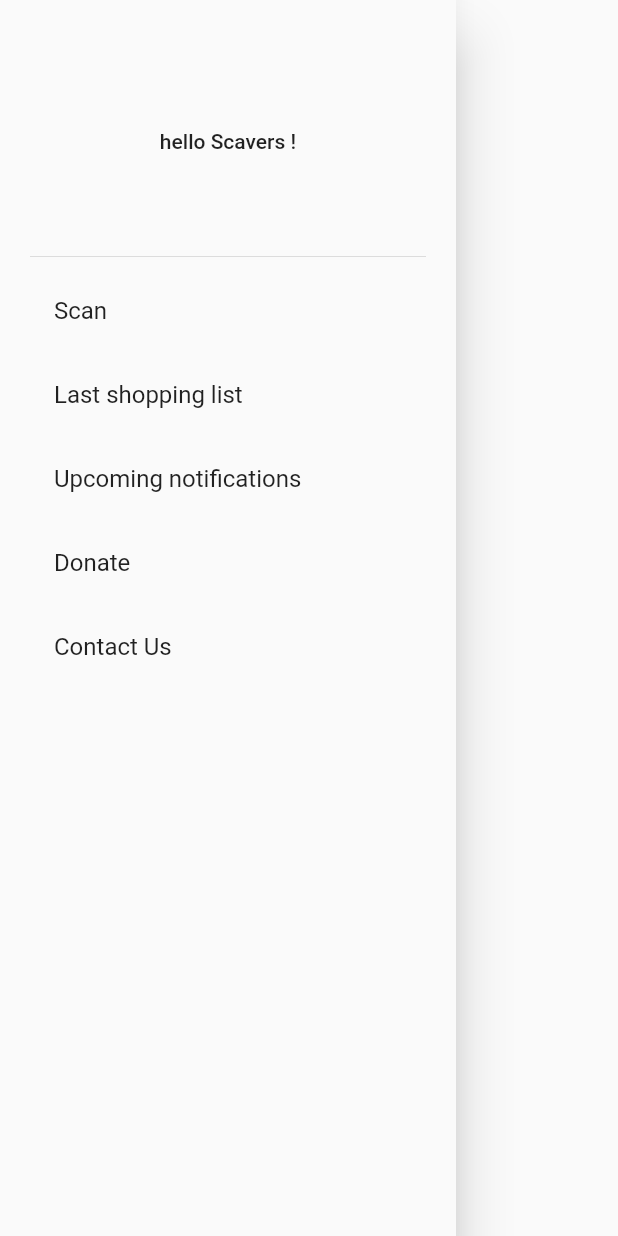
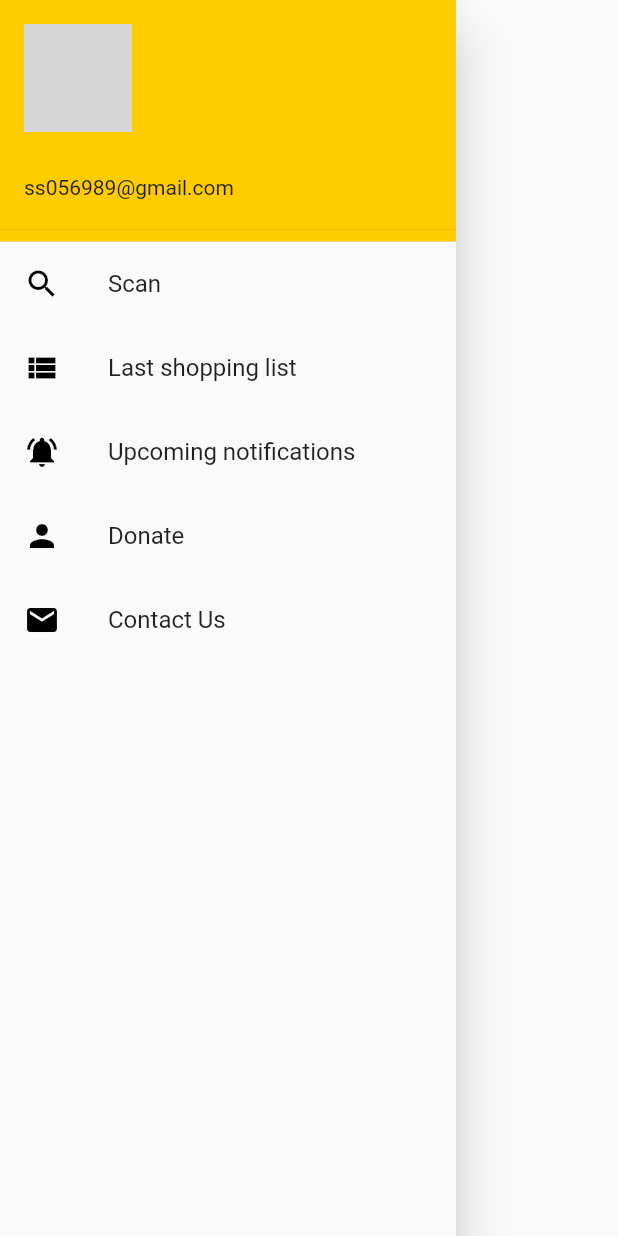
Before and after one commit to Shivam25092001/SCAVE, a Flutter app: the AppDrawer widget shown alone on an empty page, opened directly, on a phone screen of 412 x 824 dp. Run offline on Flutter 3.47's test engine with Material 2 defaults, Android fonts, the phone set to English and light mode, and no system bars; our stand-ins replace google_fonts, velocity_x; network calls fail; grey boxes are pictures that could not be loaded.

```diff
--- a/lib/customWidgets/Drawer.dart
+++ b/lib/customWidgets/Drawer.dart
@@ -1,33 +1,71 @@
+import 'package:flutter/cupertino.dart';
 import 'package:flutter/material.dart';
+import 'package:flutter_app/pages/login_page.dart';
 
 class AppDrawer extends StatelessWidget {
   @override
   Widget build(BuildContext context) {
+    String dpUrl = "https://lh6.googleusercontent.com/-cIcbyvUfCzY/AAAAAAAAAAI/AAAAAAAAAAA/AMZuuckwNpHGS5Bi-bC2FzaabV7iOSsaHA/s96-c-rg-br100/photo.jpg";
+
     return Drawer(
+            child: Container(
+               // decoration: BoxDecoration(color: Color(0xffFFCC00)),
                 child: ListView(
-              padding: EdgeInsets.symmetric(vertical: 10,horizontal: 20),
+
                   children: [
+
                      DrawerHeader(
-                    child: Center(
-                      child: Text("hello Scavers !"),
-                    )
+                        margin: EdgeInsets.zero,
+                        padding: EdgeInsets.zero,
+                        decoration: BoxDecoration(color: Color(0xffFFCC00)),
+
+
+                        child: UserAccountsDrawerHeader(
+                            accountName: Text("$username",style: TextStyle(color: Colors.black)),
+                            accountEmail: Text("ss056989@gmail.com"),
+                            currentAccountPicture: Image.network(dpUrl,scale: 0.8,),
+                          decoration: BoxDecoration(color: Color(0xffFFCC00)),
+                        ),
+
+
                   ),
                       ListTile(
+                        leading: Icon(
+                          Icons.search,
+                          color: Colors.black,
+                        ),
                         title: Text('Scan'),
                   ),
                       ListTile(
+                        leading: Icon(
+                          Icons.view_list,
+                          color: Colors.black,
+                        ),
                         title: Text('Last shopping list'),
                   ),
                       ListTile(
+                        leading: Icon(
+                          Icons.notifications_on,
+                          color: Colors.black,
+                        ),
                         title: Text('Upcoming notifications'),
                   ),
                       ListTile(
+                        leading: Icon(
+                          Icons.person,
+                          color: Colors.black,
+                        ),
                         title: Text('Donate'),
                   ),
                       ListTile(
+                        leading: Icon(
+                          Icons.mail,
+                          color: Colors.black,
+                        ),
                         title: Text('Contact Us'),
                   ),
                 ],
+              ),
             )
 
         );
--- a/lib/pages/home.dart
+++ b/lib/pages/home.dart
@@ -10,7 +10,7 @@ class homepage extends StatelessWidget {
     int num = 1;
     String name = 'Shivam';
     var mood;
-    if (num == 1) mood = 'funny';
+    if (num == 0) mood = 'funny';
 
     return Scaffold(
       drawer: AppDrawer(),
@@ -22,10 +22,11 @@ class homepage extends StatelessWidget {
           ),
 
         body: Padding(
+
           padding: const EdgeInsets.all(20.0),
           child: Center(
               child: Container(
-                child: Text("My first page of app by $name and mood is $mood .",style: TextStyle(fontFamily: 'GlacialIndifference',fontWeight: FontWeight.bold,fontSize: 20),),
+                child: Text("My first page of app by $name and mood is $mood .",style: TextStyle(fontSize: 20),),
               )
           ),
         ),
```
Also changed, not shown: lib/pages/login_page.dart (+33 -18 lines), 19 other files. Lines whose indentation alone changed are shown as unchanged.
